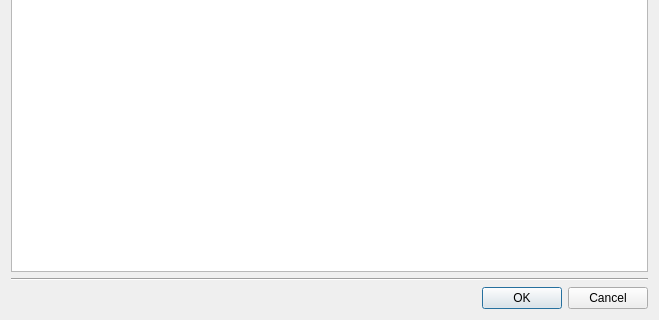
Before: the Qt Designer form src/plugins/qt4projectmanager/qt-maemo/maemoprofilesupdatedialog.ui in qt-creator/qt-creator, drawn with Qt 5; both pictures show x 0 to 659 and y 174 to 494 of the 659 by 494 pixel window.
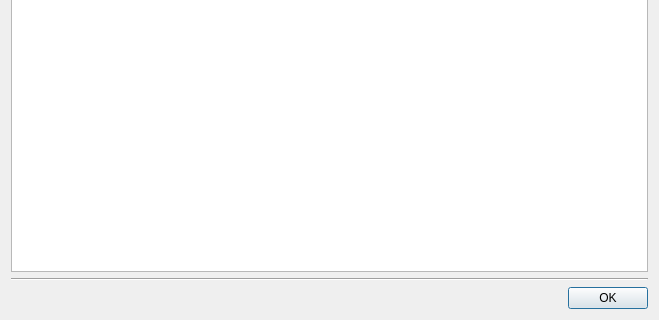
After: the same form once the commit is applied.

Commit message: Maemo: Dialog for updating .pro files should not have "Cancel" button.

What changed in the file:
```diff
--- a/src/plugins/qt4projectmanager/qt-maemo/maemoprofilesupdatedialog.ui
+++ b/src/plugins/qt4projectmanager/qt-maemo/maemoprofilesupdatedialog.ui
@@ -95,7 +95,7 @@
       <enum>Qt::Horizontal</enum>
      </property>
      <property name="standardButtons">
-      <set>QDialogButtonBox::Cancel|QDialogButtonBox::Ok</set>
+      <set>QDialogButtonBox::Ok</set>
      </property>
     </widget>
    </item>
```
